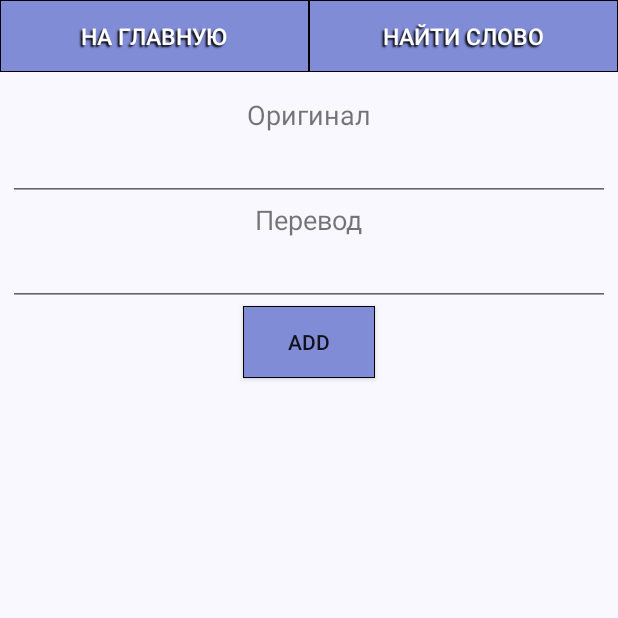
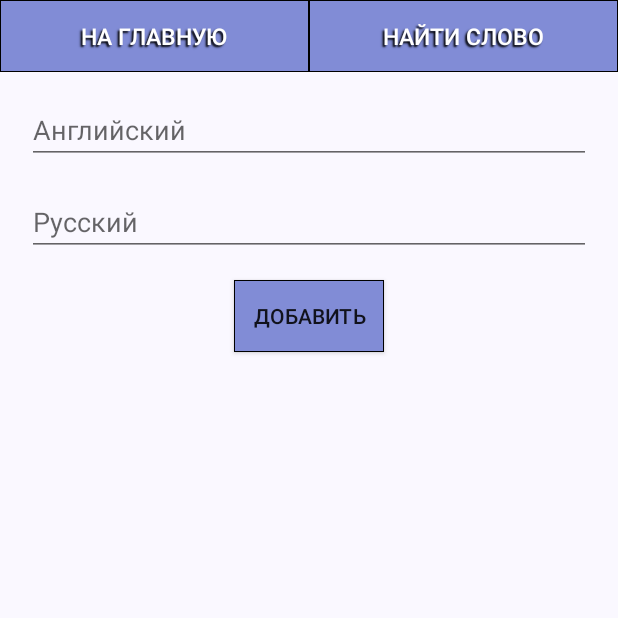
Before and after one commit to ShBogdan/Learner, an Android app: the screen it shows after launch (MainActivity), after a tap on "НАЙТИ СЛОВО", on a phone screen of 412 x 824 dp, the top half of it. Run offline under Robolectric (Android 15) with nearby library versions, the phone set to English and light mode, and no system bars.

Commit message:
Изменил "найти слово"

```diff
--- a/main/src/main/java/com/bogdan/learner/fragments/FrgAddOwnWordToBase.java
+++ b/main/src/main/java/com/bogdan/learner/fragments/FrgAddOwnWordToBase.java
@@ -8,6 +8,9 @@ import android.view.LayoutInflater;
 import android.view.View;
 import android.view.ViewGroup;
 import android.view.inputmethod.InputMethodManager;
+import android.widget.AdapterView;
+import android.widget.ArrayAdapter;
+import android.widget.AutoCompleteTextView;
 import android.widget.Button;
 import android.widget.EditText;
 import android.widget.Toast;
@@ -16,49 +19,66 @@ import com.bogdan.learner.DBHelper;
 import com.bogdan.learner.MainActivity;
 import com.bogdan.learner.R;
 
+import java.util.ArrayList;
+
 public class FrgAddOwnWordToBase extends Fragment implements View.OnClickListener {
     private final String LOG_TAG = ":::::FrgAddOwnWordToBase::::";
     private DBHelper dbHelper;
-    private EditText englishWord, russianWord;
+    private EditText russianWord;
+    private String transcription;
+    private AutoCompleteTextView englishWord;
     private Button btn_addToBase;
 
     @Override
     public View onCreateView(LayoutInflater inflater, ViewGroup container, Bundle savedInstanceState) {
         View view = inflater.inflate(R.layout.frg_add_my_word, null);
-
-        englishWord = (EditText) view.findViewById(R.id.originTextV);
+        dbHelper = DBHelper.getDbHelper(getActivity());
+        ArrayList<String> sample = dbHelper.engWords;
+        englishWord = (AutoCompleteTextView) view.findViewById(R.id.originTextV);
         russianWord = (EditText) view.findViewById(R.id.russianTextV);
 
         btn_addToBase = (Button) view.findViewById(R.id.btn_add_to_base);
         btn_addToBase.setOnClickListener(this);
 
+        ArrayAdapter<String> adapter = new ArrayAdapter<String>(getActivity(), android.R.layout.simple_list_item_1, sample);
+        englishWord.setAdapter(adapter);
+        englishWord.setOnItemClickListener(new AdapterView.OnItemClickListener() {
+            @Override
+            public void onItemClick(AdapterView<?> parent, View view, int position, long id) {
+                russianWord.setText(dbHelper.getWord(parent.getItemAtPosition(position).toString())[1]);
+                transcription = dbHelper.getWord(parent.getItemAtPosition(position).toString())[2];
+                Toast.makeText(getActivity(), transcription, Toast.LENGTH_SHORT).show();
+
+            }
+        });
+
+
         return view;
     }
 
     public void onClick(View v) {
-        dbHelper = DBHelper.getDbHelper(getActivity());
+        String[] word = dbHelper.getWord(englishWord.getText().toString());
         switch (v.getId()) {
             case R.id.btn_add_to_base:
                 if (TextUtils.isEmpty(englishWord.getText()) || englishWord.getText().toString().contains(" ")) {
-                    englishWord.setError(getResources().getString(R.string.cant_have_space));
+                    englishWord.setError(getResources().getString(R.string.cant_be_space));
 
                 } else if (TextUtils.isEmpty(russianWord.getText()) || russianWord.getText().toString().indexOf(" ") == 0) {
-                    russianWord.setError(getResources().getString(R.string.cant_have_space));
-
+                    russianWord.setError(getResources().getString(R.string.cant_be_space));
                 } else {
-                    if (!dbHelper.isWordInBase(englishWord.getText().toString())) {
                     dbHelper.insertWord(
                             englishWord.getText().toString(),
                             russianWord.getText().toString(),
+                            transcription,
                             MainActivity.toDayDate);
                     hideKeyboard();
                     Toast.makeText(getActivity(), "\"" + englishWord.getText().toString() + "\" " + getResources().getString(R.string.added_successfully), Toast.LENGTH_SHORT).show();
                     englishWord.setText("");
                     russianWord.setText("");
+                    transcription = "";
+
+                }
                 break;
-                    } else
-                        Toast.makeText(getActivity(), R.string.word_in_the_base, Toast.LENGTH_SHORT).show();
-                }
         }
     }
 
--- a/main/src/main/java/com/bogdan/learner/fragments/FrgAddWordForStudy.java
+++ b/main/src/main/java/com/bogdan/learner/fragments/FrgAddWordForStudy.java
@@ -33,7 +33,7 @@ public class FrgAddWordForStudy extends Fragment implements View.OnClickListener
         btn_audio.setOnClickListener(this);
 
         try {
-            word = dayLibrary.getWord();
+            word = dayLibrary.getRandomWord();
             TextView tv_english = (TextView) view.findViewById(R.id.tv_english);
             tv_english.setText(word[0]);
             TextView tv_transcription = (TextView) view.findViewById(R.id.tv_transcription);
--- a/main/src/main/java/com/bogdan/learner/fragments/FrgListAllWord.java
+++ b/main/src/main/java/com/bogdan/learner/fragments/FrgListAllWord.java
@@ -48,12 +48,13 @@ public class FrgListAllWord extends Fragment implements View.OnClickListener{
         adapter = new MyAdapter(getActivity(), arrayList);
         listView = (ListView) view.findViewById(R.id.lvMain);
         listView.setAdapter(adapter);
+        listView.setFastScrollEnabled(true);
 
         listView.setOnItemClickListener(new AdapterView.OnItemClickListener() {
             @Override
             public void onItemClick(AdapterView<?> parent, View view, int position, long id) {
                 Word word = (Word) parent.getAdapter().getItem(position);
-//                меняем состояние Word и кравим view
+//                меняем состояние Word и красим view
                 if (word.box) {
                     word.box = false;
                 } else {
--- a/main/src/main/res/layout/frg_add_my_word.xml
+++ b/main/src/main/res/layout/frg_add_my_word.xml
@@ -10,33 +10,30 @@
             android:layout_width="fill_parent"
             android:layout_height="fill_parent"
             android:layout_centerHorizontal="true">
-        <TextView
-                android:layout_width="wrap_content"
-                android:layout_height="wrap_content"
-                android:text="Оригинал"
-                android:id="@+id/textView" android:layout_gravity="center_horizontal" android:textSize="18dp"
-                android:layout_marginTop="16dp"/>
-        <EditText
+
+        <AutoCompleteTextView
+                android:layout_marginTop="16dp"
+                android:hint="Английский"
                 android:layout_width="match_parent"
                 android:layout_height="wrap_content"
-                android:id="@+id/originTextV" android:layout_marginLeft="5dp" android:layout_marginRight="5dp"/>
-         <TextView
-                android:layout_width="wrap_content"
-                android:layout_height="wrap_content"
-                android:text="Перевод"
-                android:id="@+id/textView3" android:layout_gravity="center_horizontal" android:textSize="18dp"/>
+                android:id="@+id/originTextV" android:layout_marginLeft="18dp" android:layout_marginRight="18dp"/>
+
         <EditText
+            android:layout_marginTop="16dp"
+                android:hint="Русский"
                 android:layout_width="match_parent"
                 android:layout_height="wrap_content"
-                android:id="@+id/russianTextV" android:layout_marginLeft="5dp" android:layout_marginRight="5dp"/>
-        <Button
-                android:layout_width="wrap_content"
+                android:id="@+id/russianTextV" android:layout_marginLeft="18dp" android:layout_marginRight="18dp"/>
+
+
+            <Button
+                android:layout_marginTop="16dp"
+                android:layout_width="100dp"
                 android:layout_height="wrap_content"
-                android:text="ADD"
+                android:text="Добавить"
                 android:id="@+id/btn_add_to_base"
                 android:layout_gravity="center_horizontal"
                 android:background="@drawable/buttonstyle"
                 />
-
     </LinearLayout>
 </RelativeLayout>
--- a/main/src/main/res/layout/frg_list_all_words.xml
+++ b/main/src/main/res/layout/frg_list_all_words.xml
@@ -22,7 +22,7 @@
         android:footerDividersEnabled="false"
         android:focusableInTouchMode="false"
         android:focusable="false"
-        android:fastScrollEnabled="false"
+        android:fastScrollEnabled="true"
         android:fastScrollAlwaysVisible="false"
         android:drawSelectorOnTop="false"
         android:choiceMode="multipleChoice"
--- a/main/src/main/res/values/strings.xml
+++ b/main/src/main/res/values/strings.xml
@@ -13,7 +13,7 @@
     <string name="no">Нет</string>
     <string name="added_successfully">успешно добавлено</string>
     <string name="word_in_the_base">Слово уже добавлено</string>
-    <string name="cant_have_space">Поля не могут быть пустыми или содержать пробел</string>
+    <string name="cant_be_space">Поля не могут быть пустыми или содержать пробел</string>
     <string name="answer">Ответ</string>
     <string name="next">Далее</string>
 
```
Also changed, not shown: main/src/main/java/com/bogdan/learner/DBHelper.java (+23 -4 lines), main/src/main/res/layout/frg_list_words.xml (+6 -6 lines). Lines whose indentation alone changed are shown as unchanged.
